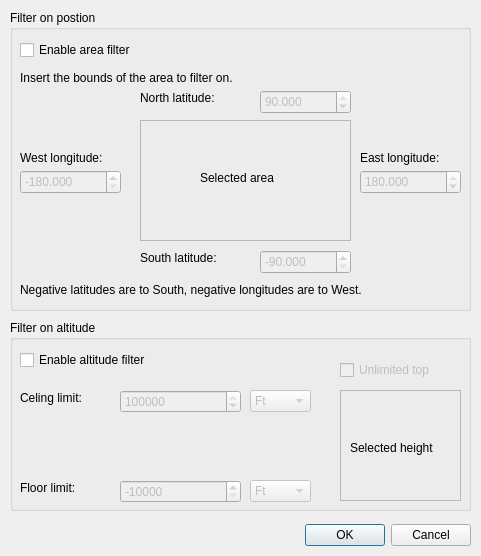
Above: QtGUI/LimitsDialog.ui from alus-it/AirspaceConverter before the change. Below: the same form after it.
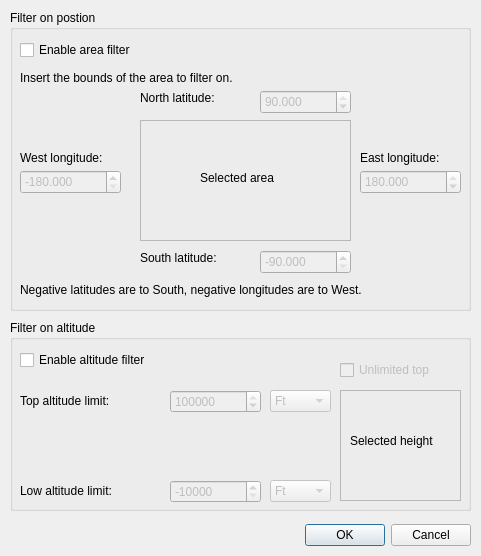
That is the form after the change.

Commit message: #152: Fixing filter options in Qt interface

Patch:
```diff
--- a/QtGUI/LimitsDialog.ui
+++ b/QtGUI/LimitsDialog.ui
@@ -319,12 +319,12 @@
      <rect>
       <x>10</x>
       <y>70</y>
-      <width>91</width>
-      <height>16</height>
+      <width>141</width>
+      <height>21</height>
      </rect>
     </property>
     <property name="text">
-     <string>Celing limit:</string>
+     <string>Top altitude limit:</string>
     </property>
    </widget>
    <widget class="QFrame" name="altitudeArea">
@@ -346,9 +346,9 @@
      <property name="geometry">
       <rect>
        <x>10</x>
-       <y>50</y>
+       <y>40</y>
        <width>111</width>
-       <height>16</height>
+       <height>21</height>
       </rect>
      </property>
      <property name="text">
@@ -361,12 +361,12 @@
      <rect>
       <x>10</x>
       <y>160</y>
-      <width>91</width>
-      <height>16</height>
+      <width>141</width>
+      <height>21</height>
      </rect>
     </property>
     <property name="text">
-     <string>Floor limit:</string>
+     <string>Low altitude limit:</string>
     </property>
    </widget>
    <widget class="QSpinBox" name="hiAltLimitSpinBox">
@@ -375,9 +375,9 @@
     </property>
     <property name="geometry">
      <rect>
-      <x>110</x>
+      <x>160</x>
       <y>70</y>
-      <width>121</width>
+      <width>91</width>
       <height>23</height>
      </rect>
     </property>
@@ -400,9 +400,9 @@
     </property>
     <property name="geometry">
      <rect>
-      <x>110</x>
+      <x>160</x>
       <y>160</y>
-      <width>121</width>
+      <width>91</width>
       <height>23</height>
      </rect>
     </property>
@@ -444,7 +444,7 @@
     </property>
     <property name="geometry">
      <rect>
-      <x>240</x>
+      <x>260</x>
       <y>70</y>
       <width>61</width>
       <height>22</height>
@@ -476,7 +476,7 @@
     </property>
     <property name="geometry">
      <rect>
-      <x>240</x>
+      <x>260</x>
       <y>160</y>
       <width>61</width>
       <height>22</height>
```
The commit also changes 4 other files.
